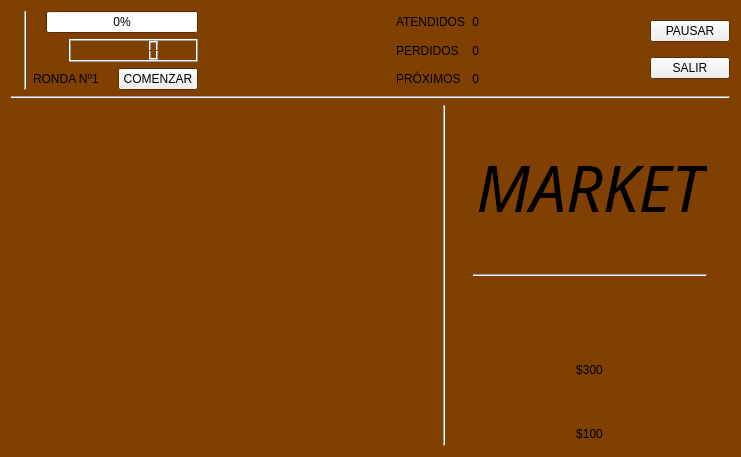
Above: Tareas/T02/ventana_juego.ui from tedroppelmann/IIC2233-programacion-avanzada before the change. Below: the same form after it.
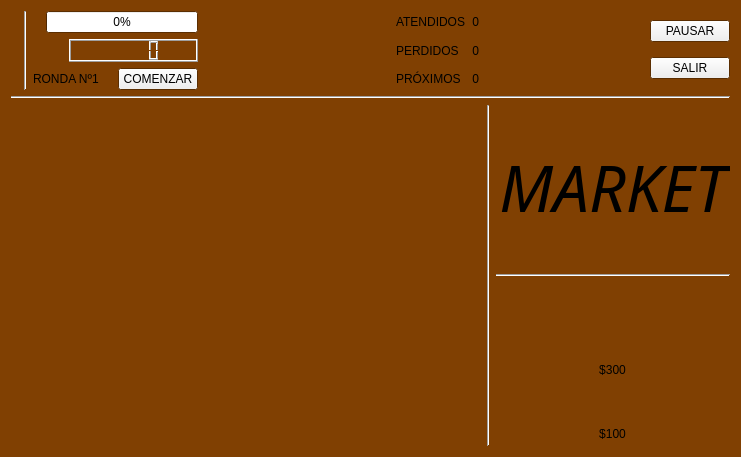
That is the form after the change. Icons and pictures are not drawn.

```diff
--- a/Tareas/T02/ventana_juego.ui
+++ b/Tareas/T02/ventana_juego.ui
@@ -10,18 +10,6 @@
     <height>457</height>
    </rect>
   </property>
-  <property name="minimumSize">
-   <size>
-    <width>741</width>
-    <height>457</height>
-   </size>
-  </property>
-  <property name="maximumSize">
-   <size>
-    <width>741</width>
-    <height>457</height>
-   </size>
-  </property>
   <property name="palette">
    <palette>
     <active>
@@ -329,17 +317,8 @@
     <layout class="QHBoxLayout" name="horizontalLayout">
      <item>
       <widget class="QLabel" name="mapa">
-       <property name="minimumSize">
-        <size>
-         <width>384</width>
-         <height>284</height>
-        </size>
-       </property>
-       <property name="maximumSize">
-        <size>
-         <width>384</width>
-         <height>284</height>
-        </size>
+       <property name="enabled">
+        <bool>true</bool>
        </property>
        <property name="text">
         <string/>
```
